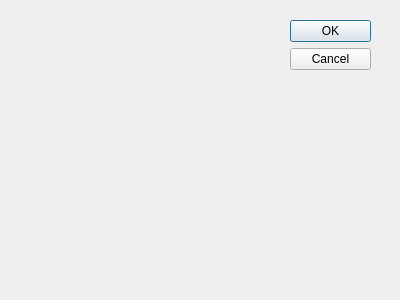
Before: the Qt Designer form src/ui/dialogs/ingestConfirmationDialog/ingestConfirmationDialog.ui in davidferrei/nomen, drawn with Qt 5.
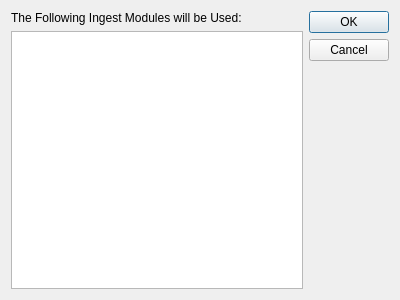
After: the same form once the commit is applied. Icons and pictures are not drawn.

Diff of the .ui file:
```diff
--- a/src/ui/dialogs/ingestConfirmationDialog/ingestConfirmationDialog.ui
+++ b/src/ui/dialogs/ingestConfirmationDialog/ingestConfirmationDialog.ui
@@ -13,15 +13,38 @@
   <property name="windowTitle">
    <string>Dialog</string>
   </property>
+  <property name="windowIcon">
+   <iconset resource="../../../../resources/icons/icons.qrc">
+    <normaloff>:/icons/app_icon_v1.svg</normaloff>:/icons/app_icon_v1.svg</iconset>
+  </property>
+  <layout class="QGridLayout" name="gridLayout">
+   <item row="0" column="0">
+    <layout class="QHBoxLayout" name="horizontalLayout">
+     <item>
+      <layout class="QVBoxLayout" name="verticalLayout">
+       <item>
+        <widget class="QLabel" name="label">
+         <property name="text">
+          <string>The Following Ingest Modules will be Used:</string>
+         </property>
+        </widget>
+       </item>
+       <item>
+        <widget class="QListWidget" name="listWidget">
+         <property name="editTriggers">
+          <set>QAbstractItemView::EditTrigger::NoEditTriggers</set>
+         </property>
+         <property name="selectionMode">
+          <enum>QAbstractItemView::SelectionMode::NoSelection</enum>
+         </property>
+        </widget>
+       </item>
+      </layout>
+     </item>
+    </layout>
+   </item>
+   <item row="0" column="1">
   <widget class="QDialogButtonBox" name="buttonBox">
-   <property name="geometry">
-    <rect>
-     <x>290</x>
-     <y>20</y>
-     <width>81</width>
-     <height>241</height>
-    </rect>
-   </property>
    <property name="orientation">
     <enum>Qt::Orientation::Vertical</enum>
    </property>
@@ -29,6 +52,8 @@
     <set>QDialogButtonBox::StandardButton::Cancel|QDialogButtonBox::StandardButton::Ok</set>
    </property>
   </widget>
+   </item>
+  </layout>
  </widget>
  <resources/>
  <connections>
```
Left out of the diff: 6 changed lines with no effect on the pictures. Lines whose indentation alone changed are shown as unchanged.
